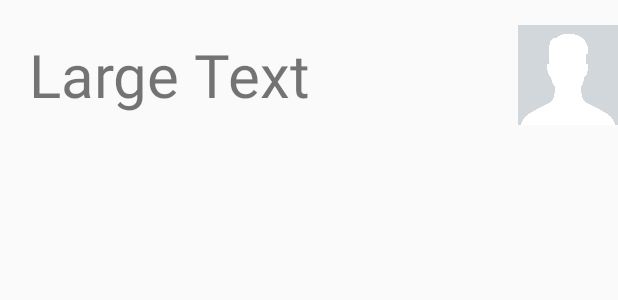
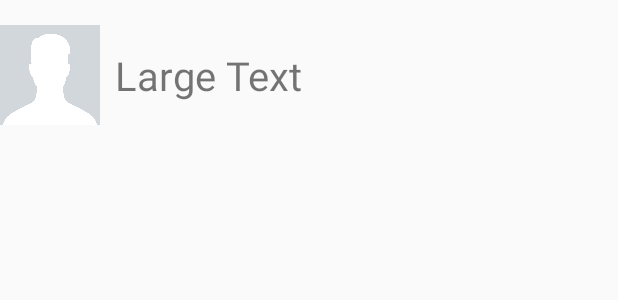
Before and after one commit to alinmindroc/android-chat-client, an Android app: the layout friend_list_entry.xml on its own in the app's theme, with its tools: preview values and no code run, on a phone screen of 412 x 824 dp. Shown: the top 300 px of the screen. Run offline under Robolectric (Android 15) with nearby library versions, the phone set to English and light mode, and no system bars.

```diff
--- a/app/src/main/res/layout/friend_list_entry.xml
+++ b/app/src/main/res/layout/friend_list_entry.xml
@@ -8,12 +8,12 @@
         android:layout_width="wrap_content"
         android:layout_height="wrap_content"
         android:text="Large Text"
-        android:textSize="60px"
+        android:textSize="40px"
         android:layout_centerVertical="true"
-        android:layout_alignParentLeft="true"
-        android:layout_alignParentStart="true"
-        android:layout_marginLeft="19dp"
-        android:layout_marginStart="19dp">
+        android:layout_toRightOf="@+id/icon"
+        android:layout_toEndOf="@+id/icon"
+        android:layout_marginLeft="10dp"
+        android:layout_marginStart="10dp">
     </TextView>
 
     <ImageView
@@ -22,8 +22,8 @@
         android:layout_height="match_parent"
         android:src="@drawable/ic_launcher"
         android:layout_alignParentTop="true"
-        android:layout_alignParentRight="true"
-        android:layout_alignParentEnd="true">
+        android:layout_alignParentLeft="true"
+        android:layout_alignParentStart="true">
     </ImageView>
 
 </RelativeLayout>
```
Also changed, not shown: app/src/main/java/com/example/alin/lechat/HomeActivity.java (+66 -19 lines), app/src/main/res/layout/add_list_entry.xml (renamed from app/src/main/res/layout/group_list_entry.xml, +3 -5 lines).
